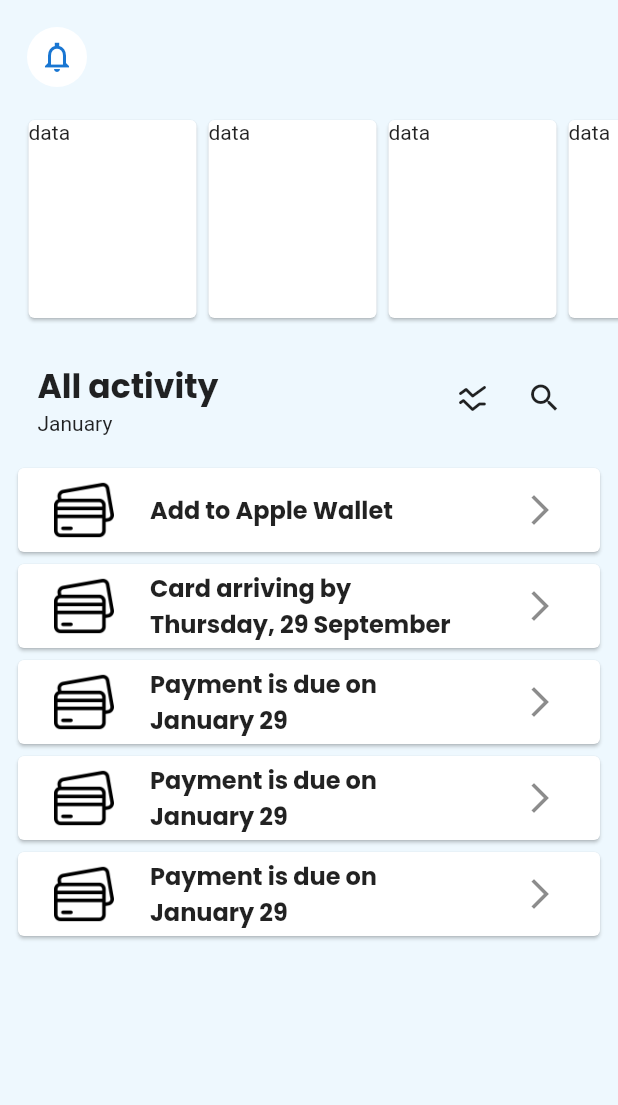
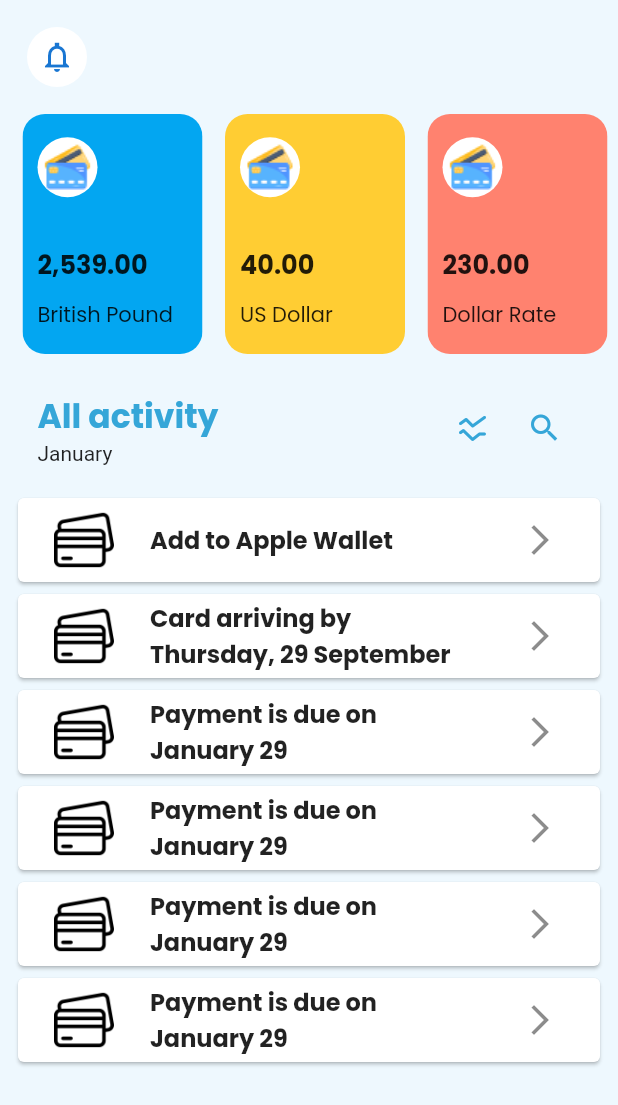
Before and after one commit to christiandarvs/dribble_clone_2, a Flutter app: the PaymentsPage screen opened directly, on a phone screen of 412 x 824 dp. Shown: the top 1105 px of the screen. Run offline on Flutter 3.47's test engine with Material 2 defaults, Android fonts, the light colour scheme and no system bars; our stand-ins replace google_fonts.

Commit message:
change ui

```diff
--- a/lib/payments.dart
+++ b/lib/payments.dart
@@ -31,31 +31,103 @@ class PaymentsPage extends StatelessWidget {
             child: Padding(
               padding: const EdgeInsets.fromLTRB(15.0, 0, 15.0, 0),
               child: Row(
-                children: const [
-                  SizedBox(
-                      height: 140,
+                children: [
+                  ClipRRect(
+                    borderRadius: BorderRadius.circular(15),
+                    child: Container(
                       width: 120,
-                      child: Card(
-                        child: Text('data'),
-                      )),
-                  SizedBox(
-                      height: 140,
+                      height: 160,
+                      padding: const EdgeInsets.all(10),
+                      color: const Color(0xff03a6f1),
+                      child: Column(
+                        crossAxisAlignment: CrossAxisAlignment.start,
+                        mainAxisAlignment: MainAxisAlignment.spaceAround,
+                        children: [
+                          Stack(children: [
+                            CircleAvatar(
+                                backgroundColor: Colors.white,
+                                child: Image.asset('images/atm-card.png'))
+                          ]),
+                          const SizedBox(
+                            height: 10,
+                          ),
+                          Text('2,539.00',
+                              style: GoogleFonts.poppins(
+                                  fontWeight: FontWeight.bold, fontSize: 17)),
+                          Text(
+                            'British Pound',
+                            style: GoogleFonts.poppins(),
+                          ),
+                        ],
+                      ),
+                    ),
+                  ),
+                  const SizedBox(
+                    width: 15,
+                  ),
+                  ClipRRect(
+                    borderRadius: BorderRadius.circular(15),
+                    child: Container(
                       width: 120,
-                      child: Card(
-                        child: Text('data'),
-                      )),
-                  SizedBox(
-                      height: 140,
+                      height: 160,
+                      padding: const EdgeInsets.all(10),
+                      color: const Color(0xffffcd33),
+                      child: Column(
+                        crossAxisAlignment: CrossAxisAlignment.start,
+                        mainAxisAlignment: MainAxisAlignment.spaceAround,
+                        children: [
+                          Stack(children: [
+                            CircleAvatar(
+                                backgroundColor: Colors.white,
+                                child: Image.asset('images/atm-card.png'))
+                          ]),
+                          const SizedBox(
+                            height: 10,
+                          ),
+                          Text('40.00',
+                              style: GoogleFonts.poppins(
+                                  fontWeight: FontWeight.bold, fontSize: 17)),
+                          Text(
+                            'US Dollar',
+                            style: GoogleFonts.poppins(),
+                          ),
+                        ],
+                      ),
+                    ),
+                  ),
+                  const SizedBox(
+                    width: 15,
+                  ),
+                  ClipRRect(
+                    borderRadius: BorderRadius.circular(15),
+                    child: Container(
                       width: 120,
-                      child: Card(
-                        child: Text('data'),
-                      )),
-                  SizedBox(
-                      height: 140,
-                      width: 120,
-                      child: Card(
-                        child: Text('data'),
-                      )),
+                      height: 160,
+                      padding: const EdgeInsets.all(10),
+                      color: const Color(0xffff826f),
+                      child: Column(
+                        crossAxisAlignment: CrossAxisAlignment.start,
+                        mainAxisAlignment: MainAxisAlignment.spaceAround,
+                        children: [
+                          Stack(children: [
+                            CircleAvatar(
+                                backgroundColor: Colors.white,
+                                child: Image.asset('images/atm-card.png'))
+                          ]),
+                          const SizedBox(
+                            height: 10,
+                          ),
+                          Text('230.00',
+                              style: GoogleFonts.poppins(
+                                  fontWeight: FontWeight.bold, fontSize: 17)),
+                          Text(
+                            'Dollar Rate',
+                            style: GoogleFonts.poppins(),
+                          ),
+                        ],
+                      ),
+                    ),
+                  )
                 ],
               ),
             ),
@@ -71,7 +143,9 @@ class PaymentsPage extends StatelessWidget {
                     Text(
                       'All activity',
                       style: GoogleFonts.poppins(
-                          fontWeight: FontWeight.bold, fontSize: 22),
+                          fontWeight: FontWeight.bold,
+                          fontSize: 22,
+                          color: const Color(0xff35a6d8)),
                     ),
                     const Text('January')
                   ],
@@ -80,9 +154,16 @@ class PaymentsPage extends StatelessWidget {
                   children: [
                     IconButton(
                         onPressed: (() {}),
-                        icon: const Icon(Icons.ssid_chart_rounded)),
+                        icon: const Icon(
+                          Icons.ssid_chart_rounded,
+                          color: Color(0xff35a6d8),
+                        )),
                     IconButton(
-                        onPressed: (() {}), icon: const Icon(Icons.search))
+                        onPressed: (() {}),
+                        icon: const Icon(
+                          Icons.search,
+                          color: Color(0xff35a6d8),
+                        ))
                   ],
                 )
               ],
@@ -173,6 +254,22 @@ class PaymentsPage extends StatelessWidget {
                       ),
                     ),
                   ),
+                  Card(
+                    child: ListTile(
+                      onTap: () {},
+                      title: Text(
+                        'Payment is due on January 29',
+                        style: GoogleFonts.poppins(fontWeight: FontWeight.bold),
+                      ),
+                      trailing: IconButton(
+                          onPressed: (() {}),
+                          icon: const Icon(Icons.arrow_forward_ios)),
+                      leading: Padding(
+                        padding: const EdgeInsets.all(8.0),
+                        child: Image.asset('images/credit-card (1).png'),
+                      ),
+                    ),
+                  ),
                 ],
               ),
             ),
```
